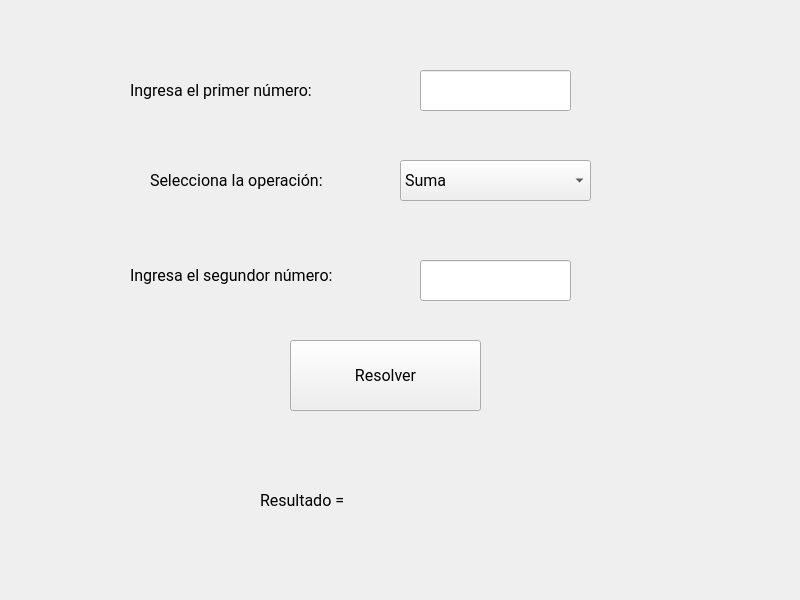
First picture: the form in widget.ui, repository Ismael-Avila1/Calculadora, before the edit.
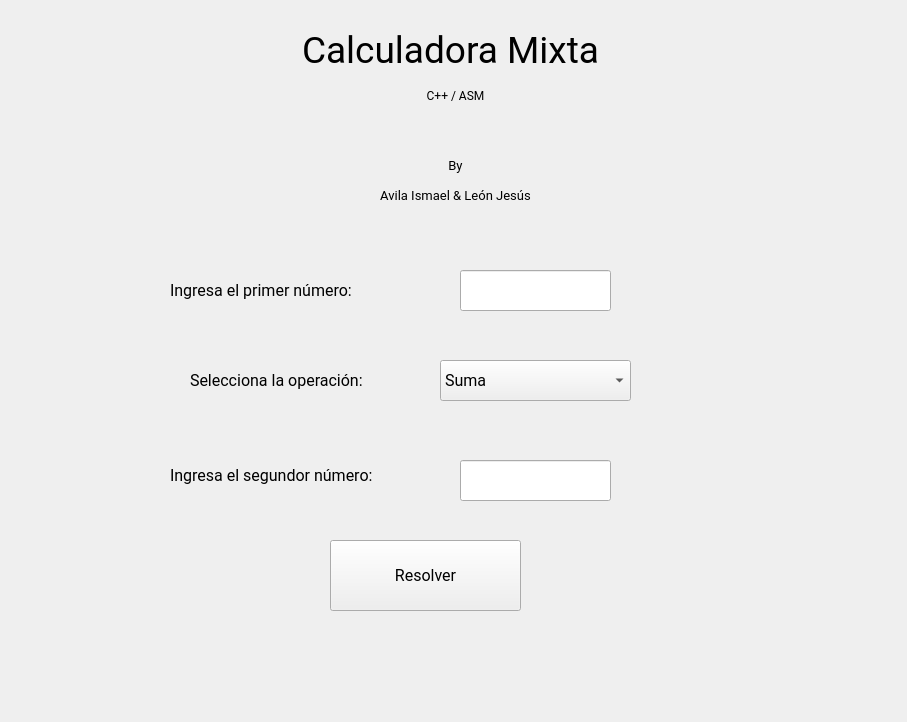
Second picture: the form after the edit.

Commit message: Interfaz gráfica terminada

Patch:
```diff
--- a/widget.ui
+++ b/widget.ui
@@ -6,18 +6,23 @@
    <rect>
     <x>0</x>
     <y>0</y>
-    <width>800</width>
-    <height>600</height>
+    <width>907</width>
+    <height>722</height>
    </rect>
   </property>
   <property name="windowTitle">
-   <string>Widget</string>
+   <string>Calculadora Mixta</string>
+  </property>
+  <property name="styleSheet">
+   <string notr="true">Widget {
+	background: #D3DEDC;
+}</string>
   </property>
   <widget class="QPushButton" name="btnResolver">
    <property name="geometry">
     <rect>
-     <x>290</x>
-     <y>340</y>
+     <x>330</x>
+     <y>540</y>
      <width>191</width>
      <height>71</height>
     </rect>
@@ -28,6 +33,12 @@
      <pointsize>12</pointsize>
     </font>
    </property>
+   <property name="cursor">
+    <cursorShape>PointingHandCursor</cursorShape>
+   </property>
+   <property name="styleSheet">
+    <string notr="true"/>
+   </property>
    <property name="text">
     <string>Resolver</string>
    </property>
@@ -35,8 +46,8 @@
   <widget class="QLabel" name="label">
    <property name="geometry">
     <rect>
-     <x>130</x>
-     <y>70</y>
+     <x>170</x>
+     <y>270</y>
      <width>281</width>
      <height>41</height>
     </rect>
@@ -54,8 +65,8 @@
   <widget class="QLabel" name="label_2">
    <property name="geometry">
     <rect>
-     <x>130</x>
-     <y>260</y>
+     <x>170</x>
+     <y>460</y>
      <width>271</width>
      <height>31</height>
     </rect>
@@ -73,10 +84,10 @@
   <widget class="QLabel" name="labelResultado">
    <property name="geometry">
     <rect>
-     <x>260</x>
-     <y>470</y>
-     <width>311</width>
-     <height>61</height>
+     <x>10</x>
+     <y>660</y>
+     <width>881</width>
+     <height>51</height>
     </rect>
    </property>
    <property name="font">
@@ -86,14 +97,17 @@
     </font>
    </property>
    <property name="text">
-    <string>Resultado = </string>
+    <string/>
+   </property>
+   <property name="alignment">
+    <set>Qt::AlignCenter</set>
    </property>
   </widget>
   <widget class="QLineEdit" name="inputNum1">
    <property name="geometry">
     <rect>
-     <x>420</x>
-     <y>70</y>
+     <x>460</x>
+     <y>270</y>
      <width>151</width>
      <height>41</height>
     </rect>
@@ -108,8 +122,8 @@
   <widget class="QLineEdit" name="inputNum2">
    <property name="geometry">
     <rect>
-     <x>420</x>
-     <y>260</y>
+     <x>460</x>
+     <y>460</y>
      <width>151</width>
      <height>41</height>
     </rect>
@@ -124,8 +138,8 @@
   <widget class="QComboBox" name="comboOpe">
    <property name="geometry">
     <rect>
-     <x>400</x>
-     <y>160</y>
+     <x>440</x>
+     <y>360</y>
      <width>191</width>
      <height>41</height>
     </rect>
@@ -165,8 +179,8 @@
   <widget class="QLabel" name="label_4">
    <property name="geometry">
     <rect>
-     <x>150</x>
-     <y>160</y>
+     <x>190</x>
+     <y>360</y>
      <width>221</width>
      <height>41</height>
     </rect>
@@ -181,6 +195,94 @@
     <string>Selecciona la operación:</string>
    </property>
   </widget>
+  <widget class="QLabel" name="label_3">
+   <property name="geometry">
+    <rect>
+     <x>10</x>
+     <y>10</y>
+     <width>881</width>
+     <height>81</height>
+    </rect>
+   </property>
+   <property name="font">
+    <font>
+     <family>Roboto</family>
+     <pointsize>28</pointsize>
+    </font>
+   </property>
+   <property name="text">
+    <string>Calculadora Mixta</string>
+   </property>
+   <property name="alignment">
+    <set>Qt::AlignCenter</set>
+   </property>
+  </widget>
+  <widget class="QLabel" name="label_5">
+   <property name="geometry">
+    <rect>
+     <x>10</x>
+     <y>150</y>
+     <width>891</width>
+     <height>31</height>
+    </rect>
+   </property>
+   <property name="font">
+    <font>
+     <family>Roboto</family>
+     <pointsize>10</pointsize>
+    </font>
+   </property>
+   <property name="text">
+    <string>By</string>
+   </property>
+   <property name="alignment">
+    <set>Qt::AlignCenter</set>
+   </property>
+  </widget>
+  <widget class="QLabel" name="label_6">
+   <property name="geometry">
+    <rect>
+     <x>10</x>
+     <y>180</y>
+     <width>891</width>
+     <height>31</height>
+    </rect>
+   </property>
+   <property name="font">
+    <font>
+     <family>Roboto</family>
+     <pointsize>10</pointsize>
+    </font>
+   </property>
+   <property name="text">
+    <string>Avila Ismael &amp; León Jesús</string>
+   </property>
+   <property name="alignment">
+    <set>Qt::AlignCenter</set>
+   </property>
+  </widget>
+  <widget class="QLabel" name="label_7">
+   <property name="geometry">
+    <rect>
+     <x>10</x>
+     <y>80</y>
+     <width>891</width>
+     <height>31</height>
+    </rect>
+   </property>
+   <property name="font">
+    <font>
+     <family>Roboto</family>
+     <pointsize>9</pointsize>
+    </font>
+   </property>
+   <property name="text">
+    <string>C++ / ASM</string>
+   </property>
+   <property name="alignment">
+    <set>Qt::AlignCenter</set>
+   </property>
+  </widget>
  </widget>
  <resources/>
  <connections/>
```
Left out of the diff: 3 changed lines with no effect on the pictures.
